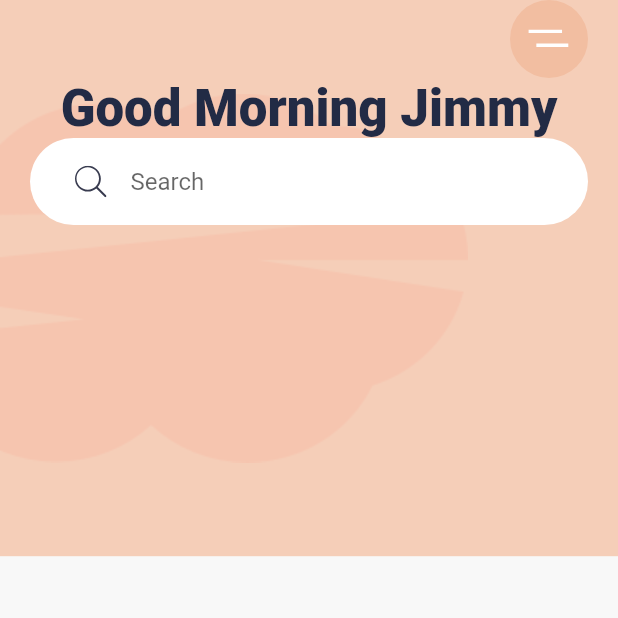
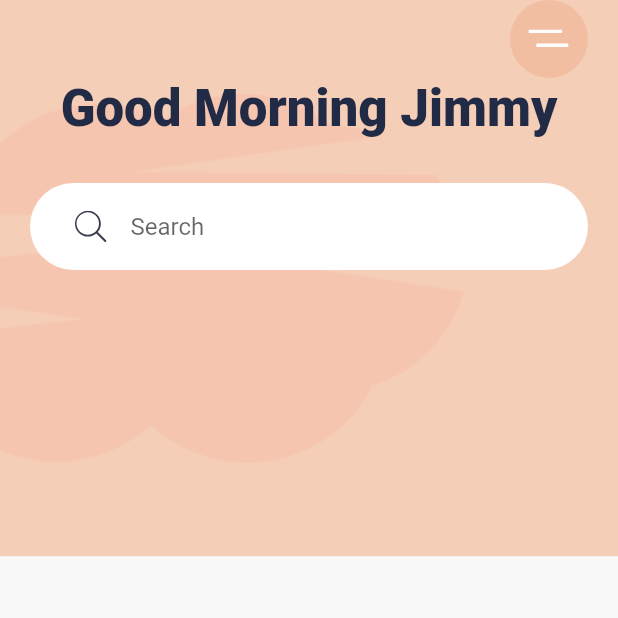
Before and after one commit to jimmy-lan/flutter_ui_projects, a Flutter app: the screen it shows after launch, on a phone screen of 412 x 824 dp, the top half of it. Run offline on Flutter 3.47's test engine with Material 2 defaults, Android fonts, the phone set to English and light mode, and no system bars; our stand-ins replace flutter_svg.

Commit message:
Add margin to search field

```diff
--- a/exercise_app/lib/main.dart
+++ b/exercise_app/lib/main.dart
@@ -1,5 +1,4 @@
 import 'package:flutter/material.dart';
-import 'package:flutter/services.dart';
 import 'package:flutter_svg/flutter_svg.dart';
 
 import './constants.dart';
@@ -63,6 +62,7 @@ class HomeScreen extends StatelessWidget {
                       .copyWith(fontWeight: FontWeight.w900),
                 ),
                 Container(
+                  margin: EdgeInsets.symmetric(vertical: 30),
                   padding: EdgeInsets.symmetric(horizontal: 30, vertical: 5),
                   decoration: BoxDecoration(
                       color: Colors.white,
```
